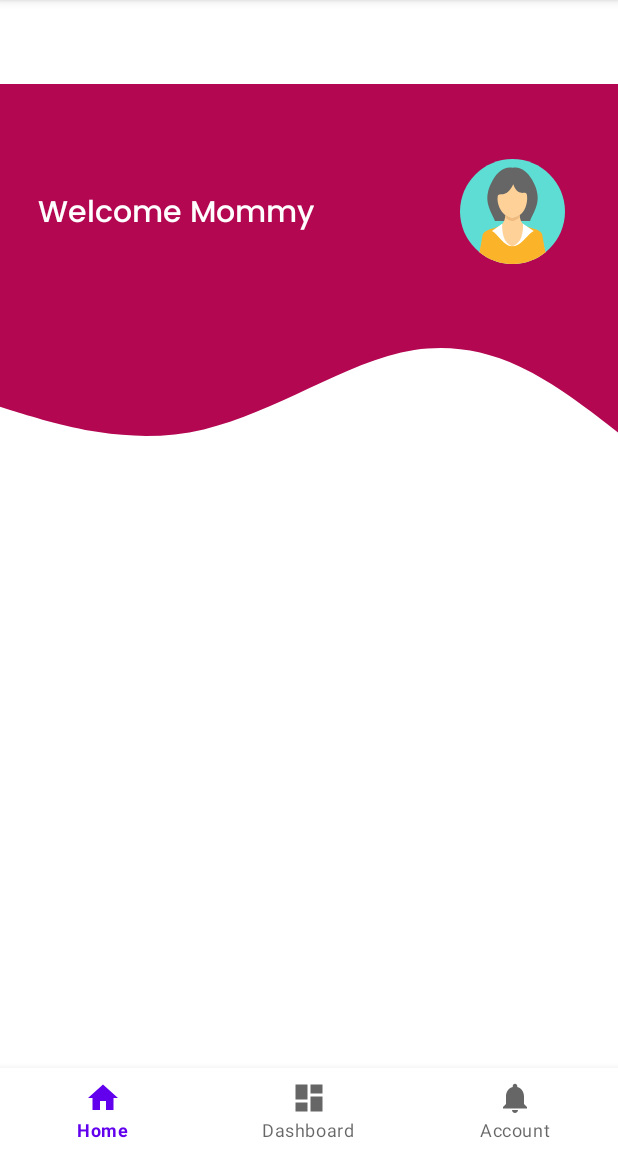
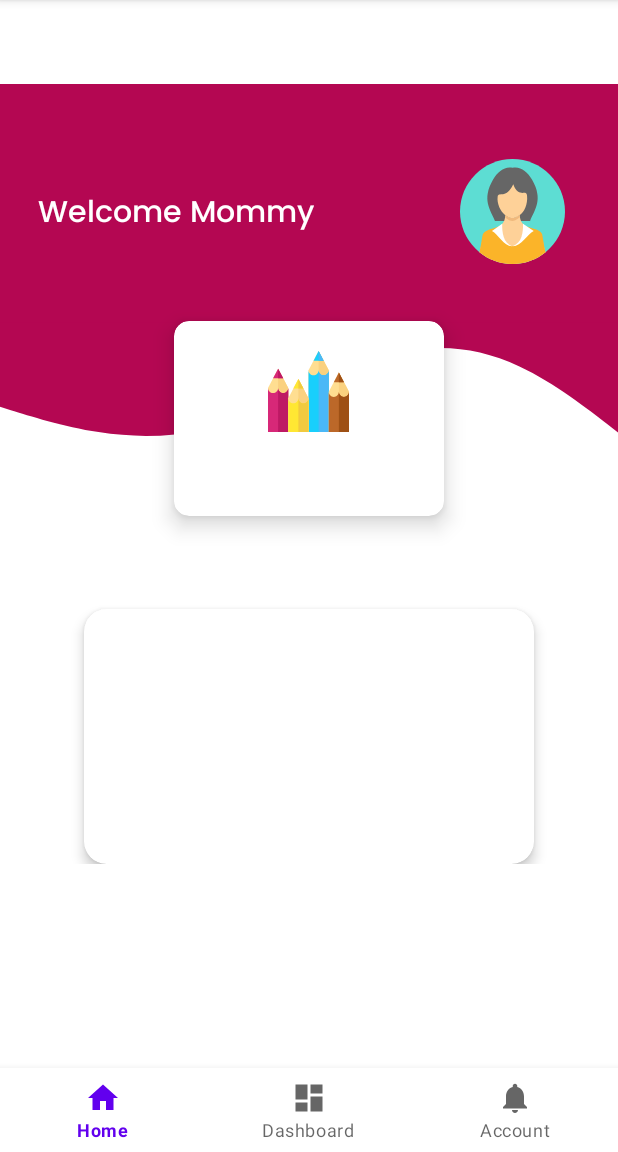
Before and after one commit to mellagu/Hacigo, an Android app: the screen it shows after launch (MainActivity), on a phone screen of 412 x 824 dp, the part 84-1236 px from its top. Run offline under Robolectric (Android 15) with nearby library versions, the phone set to English and light mode, and no system bars; our stand-ins replace navigation-ui; 4 statements that could not run were skipped.

Commit message:
Updating XML

```diff
--- /dev/null
+++ b/app/src/main/res/drawable/ic_draw.xml
@@ -0,0 +1,27 @@
+<vector android:height="54dp" android:viewportHeight="512"
+    android:viewportWidth="512" android:width="54dp" xmlns:android="http://schemas.android.com/apk/res/android">
+    <path android:fillColor="#ffde91" android:pathData="m128,512h-128v-278.512l64,-121.844 64,121.844zM128,512"/>
+    <path android:fillColor="#fad17f" android:pathData="m128,512h-64v-400.355l64,121.844zM128,512"/>
+    <path android:fillColor="#d72878" android:pathData="m128,233.488c0,17.676 -14.328,32 -32,32s-32,-14.324 -32,-32c0,17.676 -14.328,32 -32,32s-32,-14.324 -32,-32v278.512h128zM128,233.488"/>
+    <path android:fillColor="#be1964" android:pathData="m128,233.488c0,17.676 -14.328,32 -32,32s-32,-14.324 -32,-32v278.512h64zM128,233.488"/>
+    <path android:fillColor="#d72878" android:pathData="m64,111.645 l-32,60.922h64zM64,111.645"/>
+    <path android:fillColor="#be1964" android:pathData="m64,111.645v60.922h32zM64,111.645"/>
+    <path android:fillColor="#ffde91" android:pathData="m384,512h-128v-390.156l64,-121.844 64,121.844zM384,512"/>
+    <path android:fillColor="#fad17f" android:pathData="m384,512h-64v-512l64,121.844zM384,512"/>
+    <path android:fillColor="#19cffc" android:pathData="m384,121.844c0,17.672 -14.328,32 -32,32s-32,-14.328 -32,-32c0,17.672 -14.328,32 -32,32s-32,-14.328 -32,-32v390.156h128zM384,121.844"/>
+    <path android:fillColor="#4ab8f7" android:pathData="m384,121.844c0,17.672 -14.328,32 -32,32s-32,-14.328 -32,-32v390.156h64zM384,121.844"/>
+    <path android:fillColor="#19cffc" android:pathData="m320,0 l-32,60.922h64zM320,0"/>
+    <path android:fillColor="#4ab8f7" android:pathData="m320,0v60.922h32zM320,0"/>
+    <path android:fillColor="#ffde91" android:pathData="m256,512h-128v-213.629l64,-121.844 64,121.844zM256,512"/>
+    <path android:fillColor="#fad17f" android:pathData="m256,512h-64v-335.473l64,121.844zM256,512"/>
+    <path android:fillColor="#ffe733" android:pathData="m256,298.371c0,17.672 -14.328,32 -32,32s-32,-14.328 -32,-32c0,17.672 -14.328,32 -32,32s-32,-14.328 -32,-32v213.629h128zM256,298.371"/>
+    <path android:fillColor="#f1ca3f" android:pathData="m256,298.371c0,17.672 -14.328,32 -32,32s-32,-14.328 -32,-32v213.629h64zM256,298.371"/>
+    <path android:fillColor="#ffe733" android:pathData="m192,176.527 l-32,60.922h64zM192,176.527"/>
+    <path android:fillColor="#f1ca3f" android:pathData="m192,176.527v60.922h32zM192,176.527"/>
+    <path android:fillColor="#ffde91" android:pathData="m512,512h-128v-253.996l64,-121.844 64,121.844zM512,512"/>
+    <path android:fillColor="#fad17f" android:pathData="m512,512h-64v-375.84l64,121.844zM512,512"/>
+    <path android:fillColor="#bc6829" android:pathData="m512,258.004c0,17.672 -14.328,32 -32,32s-32,-14.328 -32,-32c0,17.672 -14.328,32 -32,32s-32,-14.328 -32,-32v253.996h128zM512,258.004"/>
+    <path android:fillColor="#9e5015" android:pathData="m512,258.004c0,17.672 -14.328,32 -32,32s-32,-14.328 -32,-32v253.996h64zM512,258.004"/>
+    <path android:fillColor="#bc6829" android:pathData="m448,136.16 l-32,60.922h64zM448,136.16"/>
+    <path android:fillColor="#9e5015" android:pathData="m448,136.16v60.922h32zM448,136.16"/>
+</vector>
--- a/app/src/main/res/layout/fragment_home.xml
+++ b/app/src/main/res/layout/fragment_home.xml
@@ -1,14 +1,20 @@
 <?xml version="1.0" encoding="utf-8"?>
-<androidx.constraintlayout.widget.ConstraintLayout xmlns:android="http://schemas.android.com/apk/res/android"
+<ScrollView
+    xmlns:android="http://schemas.android.com/apk/res/android"
     xmlns:app="http://schemas.android.com/apk/res-auto"
     xmlns:tools="http://schemas.android.com/tools"
     android:layout_width="match_parent"
     android:layout_height="match_parent"
     tools:context=".ui.home.HomeFragment">
 
+<androidx.constraintlayout.widget.ConstraintLayout
+    android:layout_width="match_parent"
+    android:layout_height="wrap_content">
+
     <RelativeLayout
+        android:id="@+id/relativeLayout"
         android:layout_width="match_parent"
-        android:layout_height="250dp"
+        android:layout_height="350dp"
         app:layout_constraintTop_toTopOf="parent"
         app:layout_constraintEnd_toEndOf="parent"
         app:layout_constraintStart_toStartOf="parent">
@@ -51,14 +57,51 @@
             android:layout_alignParentEnd="true"
             android:layout_marginEnd="35dp"/>
 
+        <androidx.cardview.widget.CardView
+            android:id="@+id/card_journal"
+            android:layout_width="180dp"
+            android:layout_height="130dp"
+            android:layout_below="@id/tv_name"
+            android:layout_marginTop="20dp"
+            android:layout_centerHorizontal="true"
+            app:cardElevation="9dp"
+            app:cardCornerRadius="10dp"/>
+
         <ImageView
-            android:id="@+id/iv_profile_pict"
+            android:id="@+id/iv_journal"
             android:layout_width="wrap_content"
-            android:layout_height="wrap_content"/>
+            android:layout_height="wrap_content"
+            android:layout_below="@id/tv_name"
+            android:layout_centerHorizontal="true"
+            android:elevation="12dp"
+            android:layout_marginTop="40dp"
+            android:src="@drawable/ic_draw" />
 
+        <TextView
+            android:id="@+id/tv_journal"
+            android:layout_width="wrap_content"
+            android:layout_height="wrap_content"
+            android:layout_marginTop="7dp"
+            android:textAlignment="center"
+            android:fontFamily="@font/poppins_medium"
+            android:textSize="12sp"
+            android:layout_below="@id/iv_journal"
+            android:layout_centerHorizontal="true"
+            android:elevation="12dp"
+            tools:text="Write Daily Month of\nKiddo Journal"/>
 
     </RelativeLayout>
 
+    <androidx.cardview.widget.CardView
+        android:id="@+id/cv_pick_food"
+        android:layout_width="300dp"
+        android:layout_height="170dp"
+        app:cardElevation="5dp"
+        app:cardCornerRadius="15dp"
+        app:layout_constraintTop_toBottomOf="@id/relativeLayout"
+        app:layout_constraintEnd_toEndOf="parent"
+        app:layout_constraintStart_toStartOf="parent"/>
 
 
 </androidx.constraintlayout.widget.ConstraintLayout>
+</ScrollView>
```
Also changed, not shown: app/src/main/res/drawable/ic_detect_food.xml (added, +102 -0 lines).
